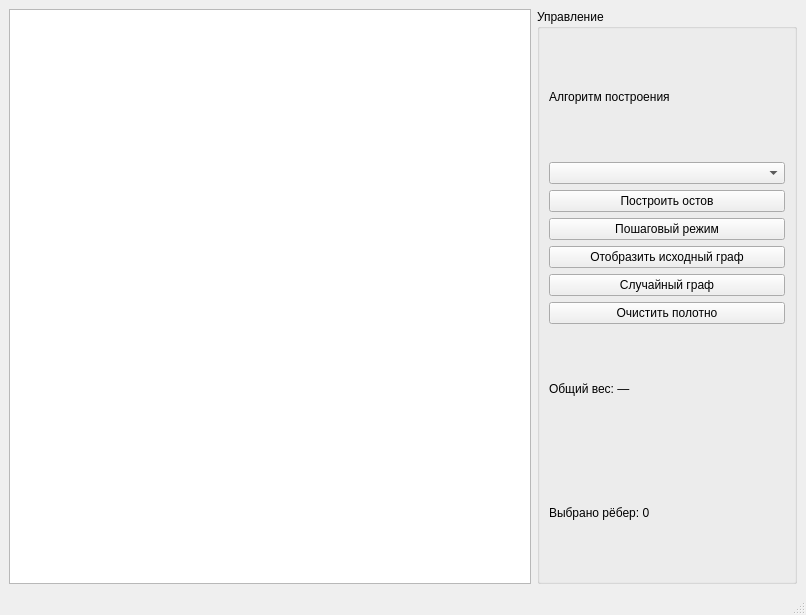
First picture: the form in ui/main_window.ui, repository rektoww/MST_Visualizer, before the edit.
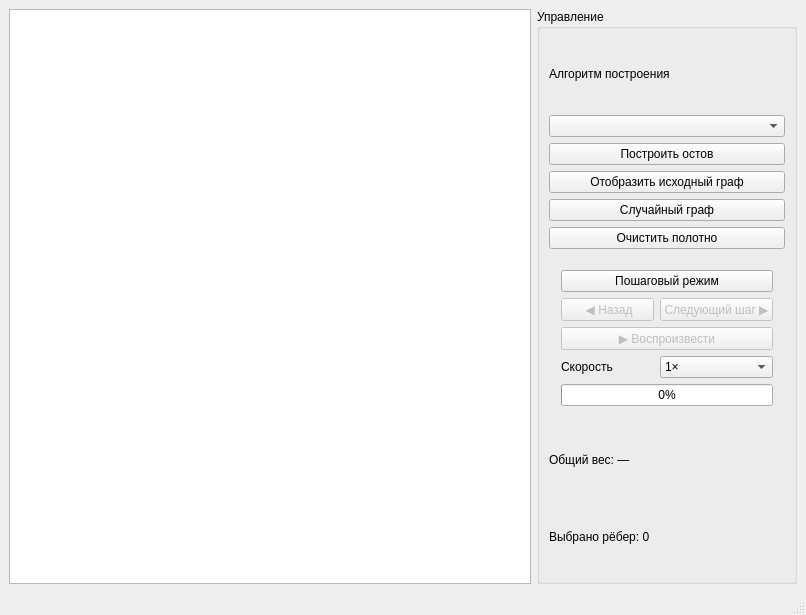
Second picture: the form after the edit.

```diff
--- a/ui/main_window.ui
+++ b/ui/main_window.ui
@@ -70,13 +70,6 @@
            </property>
           </widget>
          </item>
-         <item>
-          <widget class="QPushButton" name="btnStepMode">
-           <property name="text">
-            <string>Пошаговый режим</string>
-           </property>
-          </widget>
-         </item>
          <item>
           <widget class="QPushButton" name="btnShowOriginalGraph">
            <property name="text">
@@ -98,6 +91,95 @@
            </property>
           </widget>
          </item>
+         <item>
+          <widget class="QGroupBox" name="groupStepControls">
+           <property name="styleSheet">
+            <string notr="true">QGroupBox#groupStepControls {
+    border: none;
+    margin: 0px;
+    padding: 0px;
+}</string>
+           </property>
+           <property name="title">
+            <string/>
+           </property>
+           <layout class="QGridLayout" name="gridLayout">
+            <item row="0" column="0" colspan="2">
+             <widget class="QPushButton" name="btnStepMode">
+              <property name="text">
+               <string>Пошаговый режим</string>
+              </property>
+             </widget>
+            </item>
+            <item row="1" column="0">
+             <widget class="QPushButton" name="btnPreviousStep">
+              <property name="enabled">
+               <bool>false</bool>
+              </property>
+              <property name="text">
+               <string>	◀ Назад</string>
+              </property>
+             </widget>
+            </item>
+            <item row="4" column="0">
+             <widget class="QLabel" name="label">
+              <property name="text">
+               <string>Скорость</string>
+              </property>
+             </widget>
+            </item>
+            <item row="1" column="1">
+             <widget class="QPushButton" name="btnNextStep">
+              <property name="enabled">
+               <bool>false</bool>
+              </property>
+              <property name="text">
+               <string>Следующий шаг ▶</string>
+              </property>
+             </widget>
+            </item>
+            <item row="4" column="1">
+             <widget class="QComboBox" name="comboPlaybackSpeed">
+              <property name="currentIndex">
+               <number>1</number>
+              </property>
+              <item>
+               <property name="text">
+                <string>0.5×</string>
+               </property>
+              </item>
+              <item>
+               <property name="text">
+                <string>1×</string>
+               </property>
+              </item>
+              <item>
+               <property name="text">
+                <string>2×</string>
+               </property>
+              </item>
+             </widget>
+            </item>
+            <item row="3" column="0" colspan="2">
+             <widget class="QPushButton" name="btnPlayPause">
+              <property name="enabled">
+               <bool>false</bool>
+              </property>
+              <property name="text">
+               <string>▶ Воспроизвести</string>
+              </property>
+             </widget>
+            </item>
+            <item row="5" column="0" colspan="2">
+             <widget class="QProgressBar" name="progressSteps">
+              <property name="value">
+               <number>0</number>
+              </property>
+             </widget>
+            </item>
+           </layout>
+          </widget>
+         </item>
          <item>
           <widget class="QLabel" name="labelTotalWeight">
            <property name="text">
```
